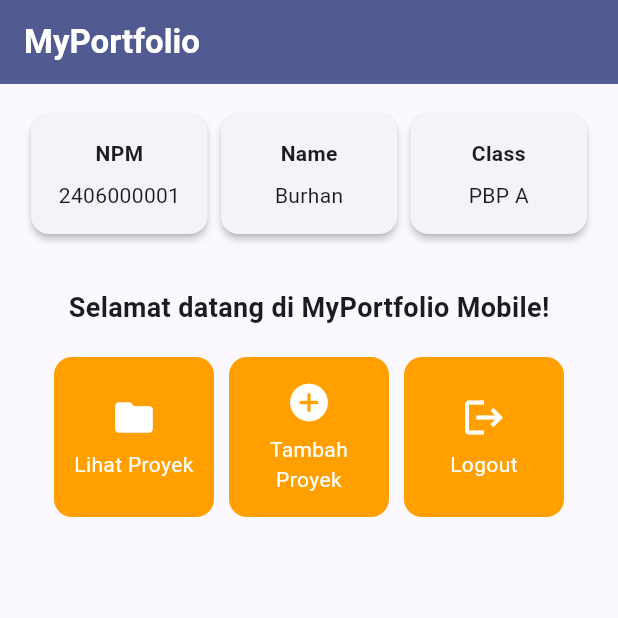
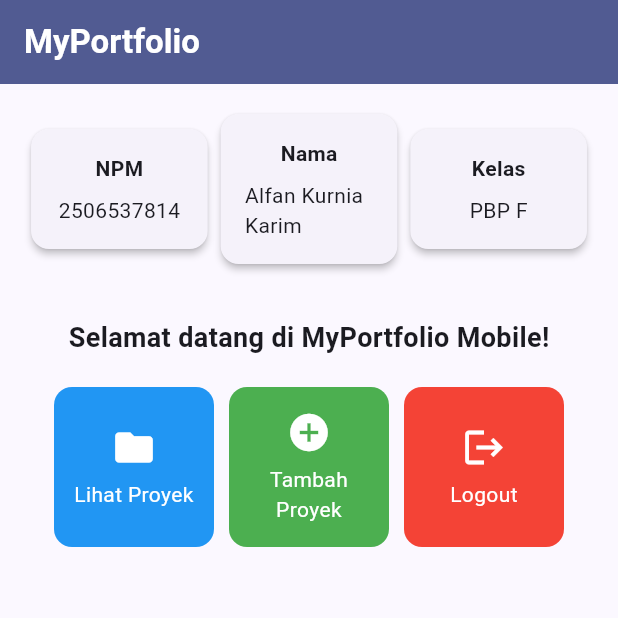
Before and after one commit to aallpann/myportofolio_mobile, a Flutter app: the screen it shows after launch, on a phone screen of 412 x 824 dp, the top half of it. Run offline on Flutter 3.47's test engine with Material 3 defaults, Android fonts, the phone set to English and light mode, and no system bars.

Commit message:
feat: Complete Individual Assignment 7 Basic Flutter

```diff
--- a/lib/menu.dart
+++ b/lib/menu.dart
@@ -3,14 +3,14 @@ import 'package:flutter/material.dart';
 class MyHomePage extends StatelessWidget {
   MyHomePage({super.key});
 
-  final String npm = "2406000001";
-  final String nama = "Burhan";
-  final String kelas = "PBP A";
+  final String npm = "2506537814";
+  final String nama = "Alfan Kurnia Karim";
+  final String kelas = "PBP F";
 
   final List<ItemHomepage> items = [
-    ItemHomepage("Lihat Proyek", Icons.folder),
-    ItemHomepage("Tambah Proyek", Icons.add_circle),
-    ItemHomepage("Logout", Icons.logout),
+    ItemHomepage("Lihat Proyek", Icons.folder, Colors.blue),
+    ItemHomepage("Tambah Proyek", Icons.add_circle, Colors.green),
+    ItemHomepage("Logout", Icons.logout, Colors.red),
   ];
 
   @override
@@ -35,8 +35,8 @@ class MyHomePage extends StatelessWidget {
               mainAxisAlignment: MainAxisAlignment.spaceEvenly,
               children: [
                 InfoCard(title: 'NPM', content: npm),
-                InfoCard(title: 'Name', content: nama),
-                InfoCard(title: 'Class', content: kelas),
+                InfoCard(title: 'Nama', content: nama),
+                InfoCard(title: 'Kelas', content: kelas),
               ],
             ),
 
@@ -117,8 +117,9 @@ class InfoCard extends StatelessWidget {
 class ItemHomepage {
   final String name;
   final IconData icon;
+  final Color color;
 
-  ItemHomepage(this.name, this.icon);
+  ItemHomepage(this.name, this.icon, this.color);
 }
 
 class ItemCard extends StatelessWidget {
@@ -129,7 +130,7 @@ class ItemCard extends StatelessWidget {
   @override
   Widget build(BuildContext context) {
     return Material(
-      color: Theme.of(context).colorScheme.secondary,
+      color: item.color,
       borderRadius: BorderRadius.circular(12),
       child: InkWell(
         onTap: () {
```
Also changed, not shown: 1 other file.
